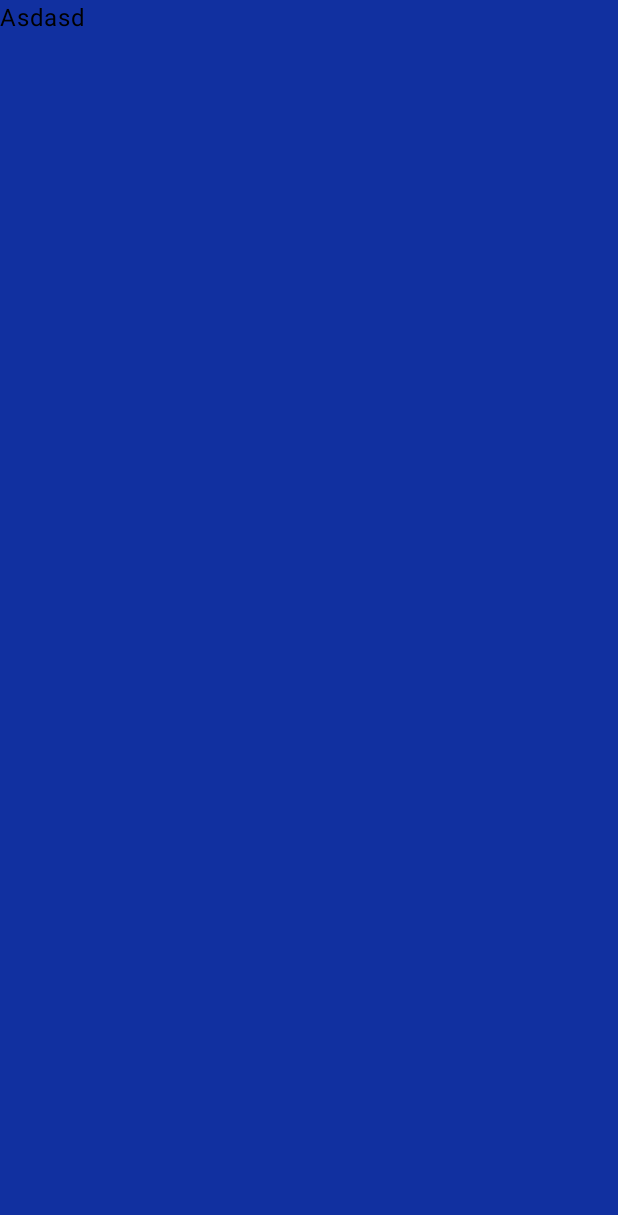
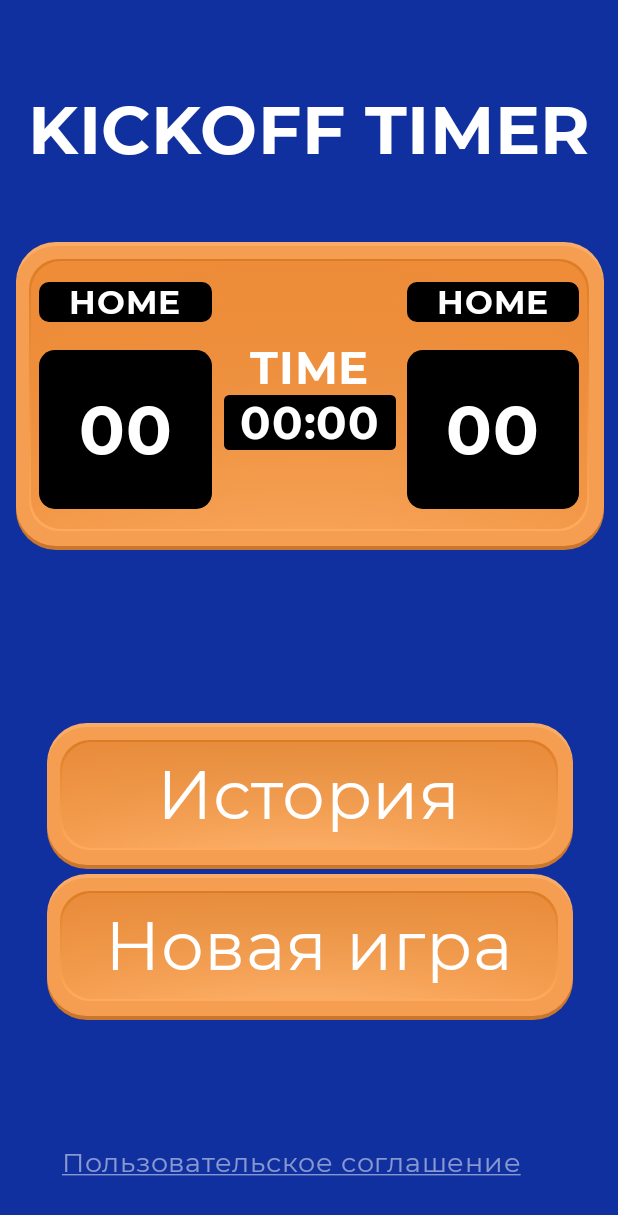
Before and after one commit to Ilesha23/football-timer-app, an Android app built with Jetpack Compose: the screen it shows after launch (MainActivity), on a phone screen of 412 x 824 dp. Before the commit the part shown is almost empty. Shown: the top 1215 px of the screen. Run offline under Robolectric (Android 15) with nearby library versions, the phone set to English and light mode, and no system bars; our stand-ins replace Dagger/Hilt's generated code.

Commit message:
added Login screen ui

```diff
--- a/football/src/main/java/com/ilesha23/football/ui/MainActivity.kt
+++ b/football/src/main/java/com/ilesha23/football/ui/MainActivity.kt
@@ -19,7 +19,6 @@ import dagger.hilt.android.AndroidEntryPoint
 class MainActivity : ComponentActivity() {
     override fun onCreate(savedInstanceState: Bundle?) {
         super.onCreate(savedInstanceState)
-//        enableEdgeToEdge()
         setContent {
             MiniprojectsTheme {
                 Navigation()
--- /dev/null
+++ b/football/src/main/java/com/ilesha23/football/ui/common/Common.kt
@@ -0,0 +1,262 @@
+package com.ilesha23.football.ui.common
+
+import androidx.compose.foundation.background
+import androidx.compose.foundation.clickable
+import androidx.compose.foundation.layout.Arrangement
+import androidx.compose.foundation.layout.Box
+import androidx.compose.foundation.layout.Column
+import androidx.compose.foundation.layout.Row
+import androidx.compose.foundation.layout.Spacer
+import androidx.compose.foundation.layout.fillMaxHeight
+import androidx.compose.foundation.layout.fillMaxWidth
+import androidx.compose.foundation.layout.padding
+import androidx.compose.foundation.shape.RoundedCornerShape
+import androidx.compose.material3.MaterialTheme
+import androidx.compose.material3.Text
+import androidx.compose.runtime.Composable
+import androidx.compose.ui.Alignment
+import androidx.compose.ui.Modifier
+import androidx.compose.ui.draw.clip
+import androidx.compose.ui.draw.drawBehind
+import androidx.compose.ui.geometry.CornerRadius
+import androidx.compose.ui.geometry.Offset
+import androidx.compose.ui.geometry.Size
+import androidx.compose.ui.graphics.Brush
+import androidx.compose.ui.graphics.Color
+import androidx.compose.ui.res.stringResource
+import androidx.compose.ui.unit.dp
+import com.ilesha23.football.R
+
+@Composable
+fun CustomButton(
+    onClick: () -> Unit = {},
+    content: @Composable () -> Unit = {},
+) {
+    Background(
+        modifier = Modifier
+            .fillMaxWidth(),
+        onClick = {
+            onClick()
+        }
+    ) {
+        content()
+    }
+}
+
+@Composable
+fun Timer() {
+    Background(
+        modifier = Modifier
+            .fillMaxWidth(0.9f),
+    ) {
+        Row(
+            modifier = Modifier
+                .fillMaxWidth()
+                .fillMaxHeight(0.5f)
+                .padding(5.dp),
+            horizontalArrangement = Arrangement.SpaceBetween,
+            verticalAlignment = Alignment.CenterVertically
+        ) {
+
+            Column(
+                modifier = Modifier
+                    .fillMaxHeight(0.9f)
+                    .weight(0.3f),
+                verticalArrangement = Arrangement.SpaceBetween,
+                horizontalAlignment = Alignment.CenterHorizontally
+            ) {
+                Box(
+                    modifier = Modifier
+                        .fillMaxWidth()
+                        .clip(RoundedCornerShape(25))
+                        .background(color = Color.Black),
+                    contentAlignment = Alignment.Center
+                ) {
+                    Text(
+                        text = stringResource(id = R.string.home).uppercase(),
+                        style = MaterialTheme.typography.labelMedium,
+                        color = MaterialTheme.colorScheme.onBackground,
+                        modifier = Modifier
+                            .padding(horizontal = 14.dp)
+                    )
+                }
+                Box(
+                    modifier = Modifier
+                        .fillMaxWidth()
+                        .fillMaxHeight(0.85f)
+                        .clip(RoundedCornerShape(10))
+                        .background(color = Color.Black),
+                    contentAlignment = Alignment.Center
+                ) {
+                    Text(
+                        text = "00",
+                        style = MaterialTheme.typography.bodyLarge,
+                        color = MaterialTheme.colorScheme.onBackground
+                    )
+                }
+            }
+
+            Spacer(
+                modifier = Modifier
+                    .weight(0.02f)
+            )
+
+            Column(
+                modifier = Modifier
+                    .fillMaxHeight()
+                    .weight(0.3f),
+                verticalArrangement = Arrangement.Center,
+                horizontalAlignment = Alignment.CenterHorizontally
+            ) {
+                Text(
+                    text = stringResource(id = R.string.time).uppercase(),
+                    style = MaterialTheme.typography.labelLarge,
+                    color = MaterialTheme.colorScheme.onBackground
+                )
+                Box(
+                    modifier = Modifier
+                        .fillMaxWidth()
+                        .clip(RoundedCornerShape(10))
+                        .background(color = Color.Black),
+                    contentAlignment = Alignment.Center
+                ) {
+                    Text(
+                        text = "00:00",
+                        style = MaterialTheme.typography.labelLarge,
+                        color = MaterialTheme.colorScheme.onBackground
+                    )
+                }
+            }
+
+            Spacer(
+                modifier = Modifier
+                    .weight(0.02f)
+            )
+
+            Column(
+                modifier = Modifier
+                    .fillMaxHeight(0.9f)
+                    .weight(0.3f),
+                verticalArrangement = Arrangement.SpaceBetween,
+                horizontalAlignment = Alignment.CenterHorizontally
+            ) {
+                Box(
+                    modifier = Modifier
+                        .fillMaxWidth()
+                        .clip(RoundedCornerShape(25))
+                        .background(color = Color.Black),
+                    contentAlignment = Alignment.Center
+                ) {
+                    Text(
+                        text = stringResource(id = R.string.home).uppercase(),
+                        style = MaterialTheme.typography.labelMedium,
+                        color = MaterialTheme.colorScheme.onBackground,
+                        modifier = Modifier
+                            .padding(horizontal = 14.dp)
+                    )
+                }
+                Box(
+                    modifier = Modifier
+                        .fillMaxWidth()
+                        .fillMaxHeight(0.85f)
+                        .clip(RoundedCornerShape(10))
+                        .background(color = Color.Black),
+                    contentAlignment = Alignment.Center
+                ) {
+                    Text(
+                        text = "00",
+                        style = MaterialTheme.typography.bodyLarge,
+                        color = MaterialTheme.colorScheme.onBackground
+                    )
+                }
+            }
+        }
+    }
+}
+
+@Composable
+fun Background(
+    modifier: Modifier = Modifier,
+    onClick: () -> Unit = {},
+    content: @Composable () -> Unit,
+) {
+    Box(
+        modifier = modifier
+            .clickable {
+                onClick()
+            }
+            .drawBehind {
+                val innerRadius = 30f
+                val outerRadius = 40f
+                val shadowWidth = 2f
+                val borderWidth = 15f
+
+                // outer shadow
+                drawRoundRect(
+                    brush = Brush.verticalGradient(
+                        colors = listOf(
+                            Color(0xFFF9AC67),
+                            Color(0xFFCA762D)
+                        ),
+                        startY = 0f,
+                        endY = size.height
+                    ),
+                    cornerRadius = CornerRadius(outerRadius),
+                    size = Size(
+                        size.width + (shadowWidth + 2 * borderWidth),
+                        size.height + (2 * borderWidth + 5 * shadowWidth/*shadowWidth * 4 + shadowWidth * borderWidth + 2 * shadowWidth*/)
+                    ),
+                    topLeft = Offset(-borderWidth, -borderWidth - 2 * shadowWidth),
+                )
+
+                //outer border
+                drawRoundRect(
+                    brush = Brush.verticalGradient(
+                        colors = listOf(
+                            Color(0xFFF59D50),
+                            Color(0xFFF59D50)
+                        ),
+                        startY = 0f,
+                        endY = size.height
+                    ),
+                    cornerRadius = CornerRadius(outerRadius),
+                    size = Size(
+                        size.width + (shadowWidth + 2 * borderWidth),
+                        size.height + (shadowWidth + 2 * borderWidth)
+                    ),
+                    topLeft = Offset(-borderWidth, -borderWidth),
+                )
+
+                //inner shadow
+                drawRoundRect(
+                    brush = Brush.verticalGradient(
+                        colors = listOf(
+                            Color(0xFFDC7D25),
+                            Color(0xFFFFAB5C)
+                        ),
+                        startY = 0f,
+                        endY = size.height
+                    ),
+                    cornerRadius = CornerRadius(innerRadius),
+                    size = Size(size.width + 2 * shadowWidth, size.height + 2 * shadowWidth),
+                    topLeft = Offset(-shadowWidth, -shadowWidth),
+                )
+
+                //inner background
+                drawRoundRect(
+                    brush = Brush.radialGradient(
+                        colors = listOf(
+                            Color(0x20FFFFFF),
+                            Color(0xFFEE8C38),
+                        ),
+                        center = Offset(size.width / 2, size.height * 2),
+                        radius = size.width
+                    ),
+                    cornerRadius = CornerRadius(innerRadius)
+                )
+            },
+        contentAlignment = Alignment.Center,
+    ) {
+        content()
+    }
+}
--- a/football/src/main/java/com/ilesha23/football/ui/login/LoginScreen.kt
+++ /dev/null
@@ -1,29 +0,0 @@
-package com.ilesha23.football.ui.login
-
-import androidx.compose.foundation.background
-import androidx.compose.foundation.layout.Column
-import androidx.compose.foundation.layout.defaultMinSize
-import androidx.compose.foundation.layout.fillMaxSize
-import androidx.compose.material3.MaterialTheme
-import androidx.compose.material3.Surface
-import androidx.compose.material3.Text
-import androidx.compose.runtime.Composable
-import androidx.compose.ui.Modifier
-
-@Composable
-fun LoginScreen(
-
-) {
-    LoginScreenContent()
-}
-
-@Composable
-fun LoginScreenContent() {
-    Column(
-        modifier = Modifier
-            .fillMaxSize()
-            .background(color = MaterialTheme.colorScheme.background)
-    ) {
-        Text(text = "Asdasd")
-    }
-}
--- /dev/null
+++ b/football/src/main/java/com/ilesha23/football/ui/loginScreen/LoginScreen.kt
@@ -0,0 +1,136 @@
+package com.ilesha23.football.ui.loginScreen
+
+import androidx.compose.foundation.background
+import androidx.compose.foundation.clickable
+import androidx.compose.foundation.layout.Arrangement
+import androidx.compose.foundation.layout.Column
+import androidx.compose.foundation.layout.Spacer
+import androidx.compose.foundation.layout.fillMaxHeight
+import androidx.compose.foundation.layout.fillMaxSize
+import androidx.compose.foundation.layout.fillMaxWidth
+import androidx.compose.foundation.layout.padding
+import androidx.compose.material3.MaterialTheme
+import androidx.compose.material3.Text
+import androidx.compose.runtime.Composable
+import androidx.compose.ui.Alignment
+import androidx.compose.ui.Modifier
+import androidx.compose.ui.res.stringResource
+import androidx.compose.ui.text.style.TextDecoration
+import androidx.compose.ui.tooling.preview.PreviewScreenSizes
+import androidx.compose.ui.unit.dp
+import com.ilesha23.football.R
+import com.ilesha23.football.ui.common.CustomButton
+import com.ilesha23.football.ui.common.Timer
+import com.ilesha23.football.ui.theme.MiniprojectsTheme
+
+@Composable
+fun LoginScreen(
+
+) {
+    LoginScreenContent()
+}
+
+@Composable
+fun LoginScreenContent() {
+    Column(
+        modifier = Modifier
+            .fillMaxSize()
+            .background(MaterialTheme.colorScheme.background)
+    ) {
+        Column(
+            modifier = Modifier
+                .fillMaxWidth()
+                .fillMaxHeight(0.5f),
+            horizontalAlignment = Alignment.CenterHorizontally,
+            verticalArrangement = Arrangement.SpaceEvenly
+        ) {
+            TextWithTimer()
+        }
+        Column(
+            modifier = Modifier
+                .fillMaxSize(),
+            horizontalAlignment = Alignment.CenterHorizontally,
+            verticalArrangement = Arrangement.SpaceEvenly
+        ) {
+            ButtonsWithText()
+        }
+    }
+}
+
+@Composable
+fun TextWithTimer() {
+    Text(
+        text = stringResource(id = R.string.kickoff_timer).uppercase(),
+        style = MaterialTheme.typography.bodyLarge,
+        color = MaterialTheme.colorScheme.onBackground
+    )
+    Timer()
+}
+
+@Composable
+fun ButtonsWithText() {
+    Column(
+        modifier = Modifier
+            .fillMaxHeight()
+            .fillMaxWidth(0.8f),
+        verticalArrangement = Arrangement.SpaceBetween
+    ) {
+        Spacer(modifier = Modifier.fillMaxHeight(0.2f))
+        Column(
+            modifier = Modifier
+                .fillMaxWidth()
+                .weight(0.9f)
+        ) {
+            CustomButton(
+                onClick = {
+
+                }
+            ) {
+                Text(
+                    text = stringResource(id = R.string.history),
+                    color = MaterialTheme.colorScheme.onBackground,
+                    style = MaterialTheme.typography.bodyMedium,
+                    modifier = Modifier
+                        .padding(vertical = 8.dp)
+                )
+            }
+            Spacer(modifier = Modifier.fillMaxHeight(0.15f))
+            CustomButton(
+                onClick = {
+
+                }
+            ) {
+                Text(
+                    text = stringResource(id = R.string.new_game),
+                    color = MaterialTheme.colorScheme.onBackground,
+                    style = MaterialTheme.typography.bodyMedium,
+                    modifier = Modifier
+                        .padding(vertical = 8.dp)
+                )
+            }
+        }
+        Column(
+            modifier = Modifier
+                .weight(0.2f)
+        ) {
+            Text(
+                text = stringResource(id = R.string.terms),
+                style = MaterialTheme.typography.bodySmall,
+                color = MaterialTheme.colorScheme.onSurface,
+                textDecoration = TextDecoration.Underline,
+                modifier = Modifier
+                    .clickable {
+
+                    }
+            )
+        }
+    }
+}
+
+@Composable
+@PreviewScreenSizes
+fun LoginPreview() {
+    MiniprojectsTheme {
+        LoginScreenContent()
+    }
+}
--- a/football/src/main/java/com/ilesha23/football/ui/navigation/Navigation.kt
+++ b/football/src/main/java/com/ilesha23/football/ui/navigation/Navigation.kt
@@ -4,7 +4,7 @@ import androidx.compose.runtime.Composable
 import androidx.navigation.compose.NavHost
 import androidx.navigation.compose.composable
 import androidx.navigation.compose.rememberNavController
-import com.ilesha23.football.ui.login.LoginScreen
+import com.ilesha23.football.ui.loginScreen.LoginScreen
 
 @Composable
 fun Navigation() {
--- a/football/src/main/java/com/ilesha23/football/ui/theme/Color.kt
+++ b/football/src/main/java/com/ilesha23/football/ui/theme/Color.kt
@@ -10,4 +10,8 @@ val Purple40 = Color(0xFF6650a4)
 val PurpleGrey40 = Color(0xFF625b71)
 val Pink40 = Color(0xFF7D5260)
 
+val White = Color(0xFFFFFFFF)
+val LightWhite = Color(0x80FFFFFF)
 val Blue = Color(0xFF1130A0)
+val OrangeDark = Color(0xFFEE8C38)
+val OrangeLight = Color(0xFFF59D50)
--- a/football/src/main/java/com/ilesha23/football/ui/theme/Theme.kt
+++ b/football/src/main/java/com/ilesha23/football/ui/theme/Theme.kt
@@ -12,16 +12,24 @@ import androidx.compose.ui.platform.LocalContext
 
 private val DarkColorScheme = darkColorScheme(
     primary = Purple80,
-    secondary = PurpleGrey80,
+    secondary = OrangeDark,
+    secondaryContainer = OrangeLight,
+    onSecondaryContainer = White,
     tertiary = Pink80,
-    background = Blue
+    background = Blue,
+    onBackground = White,
+    onSurface = LightWhite
 )
 
 private val LightColorScheme = lightColorScheme(
     primary = Purple40,
-    secondary = PurpleGrey40,
+    secondary = OrangeDark,
+    secondaryContainer = OrangeLight,
+    onSecondaryContainer = White,
     tertiary = Pink40,
-    background = Blue
+    background = Blue,
+    onBackground = White,
+    onSurface = LightWhite
 
     /* Other default colors to override
     background = Color(0xFFFFFBFE),
--- a/football/src/main/java/com/ilesha23/football/ui/theme/Type.kt
+++ b/football/src/main/java/com/ilesha23/football/ui/theme/Type.kt
@@ -2,33 +2,66 @@ package com.ilesha23.football.ui.theme
 
 import androidx.compose.material3.Typography
 import androidx.compose.ui.text.TextStyle
+import androidx.compose.ui.text.font.Font
 import androidx.compose.ui.text.font.FontFamily
+import androidx.compose.ui.text.font.FontSynthesis
 import androidx.compose.ui.text.font.FontWeight
 import androidx.compose.ui.unit.sp
+import com.ilesha23.football.R
 
-// Set of Material typography styles to start with
+val montserratFontFamily = FontFamily(
+    Font(R.font.montserrat_bold, FontWeight.Bold),
+    Font(R.font.montserrat_regular, FontWeight.Normal)
+)
+
 val Typography = Typography(
     bodyLarge = TextStyle(
-        fontFamily = FontFamily.Default,
+        fontFamily = montserratFontFamily,
+        fontWeight = FontWeight.Bold,
+        fontSize = 45.sp,
+        lineHeight = 54.sp,
+        letterSpacing = 0.5.sp
+    ),
+    bodyMedium = TextStyle(
+        fontFamily = montserratFontFamily,
         fontWeight = FontWeight.Normal,
-        fontSize = 16.sp,
+        fontSize = 45.sp,
+        lineHeight = 54.sp,
+        letterSpacing = 0.5.sp
+    ),
+    bodySmall = TextStyle(
+        fontFamily = montserratFontFamily,
+        fontWeight = FontWeight.Normal,
+        fontSize = 18.sp,
         lineHeight = 24.sp,
         letterSpacing = 0.5.sp
-    )
-    /* Other default text styles to override
-    titleLarge = TextStyle(
-        fontFamily = FontFamily.Default,
-        fontWeight = FontWeight.Normal,
+    ),
+    labelLarge = TextStyle(
+        fontFamily = montserratFontFamily,
+        fontWeight = FontWeight.Bold,
+        fontSize = 30.sp,
+        lineHeight = 29.sp,
+        letterSpacing = 0.5.sp
+    ),
+    labelMedium = TextStyle(
+        fontFamily = montserratFontFamily,
+        fontWeight = FontWeight.Bold,
         fontSize = 22.sp,
-        lineHeight = 28.sp,
-        letterSpacing = 0.sp
+        lineHeight = 29.sp,
+        letterSpacing = 0.5.sp
     ),
-    labelSmall = TextStyle(
-        fontFamily = FontFamily.Default,
-        fontWeight = FontWeight.Medium,
-        fontSize = 11.sp,
-        lineHeight = 16.sp,
-        letterSpacing = 0.5.sp
-    )
-    */
+//    titleLarge = TextStyle(
+//        fontFamily = montserratFontFamily,
+//        fontWeight = FontWeight.Normal,
+//        fontSize = 22.sp,
+//        lineHeight = 28.sp,
+//        letterSpacing = 0.sp
+//    ),
+//    labelSmall = TextStyle(
+//        fontFamily = FontFamily.Default,
+//        fontWeight = FontWeight.Medium,
+//        fontSize = 11.sp,
+//        lineHeight = 16.sp,
+//        letterSpacing = 0.5.sp
+//    )
 )
--- a/football/src/main/res/values/strings.xml
+++ b/football/src/main/res/values/strings.xml
@@ -1,3 +1,13 @@
 <resources>
     <string name="app_name">Football</string>
+
+    <!-- Login Screen -->
+    <string name="kickoff_timer">Kickoff timer</string>
+    <string name="home">home</string>
+    <string name="away">away</string>
+    <string name="time">time</string>
+    <string name="new_game">Новая игра</string>
+    <string name="history">История</string>
+    <string name="terms">Пользовательское соглашение</string>
+
 </resources>
```
Also changed, not shown: football/src/main/res/font/montserrat_bold.ttf (added), football/src/main/res/font/montserrat_regular.ttf (added).
